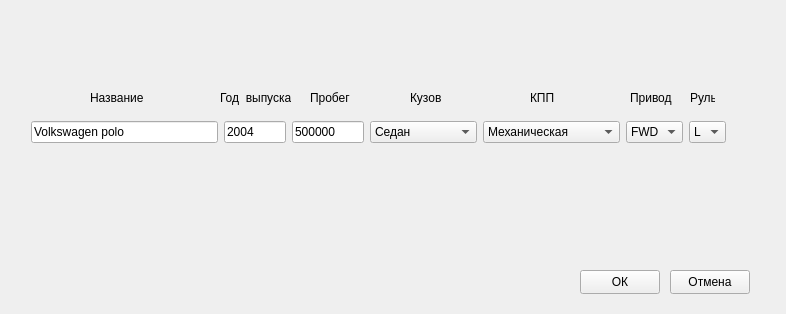
This is editform.ui in Airaat/QT_CRUD_Book as Qt 5 draws it before an edit. The edited form follows.
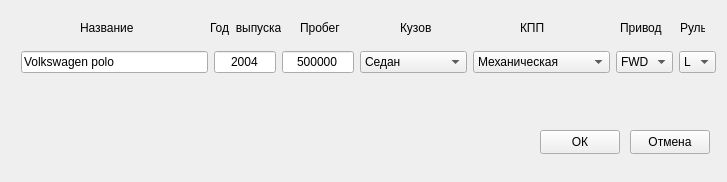
This is the edited form.

Patch:
```diff
--- a/editform.ui
+++ b/editform.ui
@@ -6,8 +6,8 @@
    <rect>
     <x>0</x>
     <y>0</y>
-    <width>786</width>
-    <height>314</height>
+    <width>727</width>
+    <height>182</height>
    </rect>
   </property>
   <property name="windowTitle">
@@ -16,8 +16,8 @@
   <widget class="QPushButton" name="btn_ok">
    <property name="geometry">
     <rect>
-     <x>580</x>
-     <y>270</y>
+     <x>540</x>
+     <y>130</y>
      <width>80</width>
      <height>24</height>
     </rect>
@@ -32,8 +32,8 @@
   <widget class="QPushButton" name="btn_cancel">
    <property name="geometry">
     <rect>
-     <x>670</x>
-     <y>270</y>
+     <x>630</x>
+     <y>130</y>
      <width>80</width>
      <height>24</height>
     </rect>
@@ -45,11 +45,11 @@
     <string>Esc</string>
    </property>
   </widget>
-  <widget class="QWidget" name="">
+  <widget class="QWidget" name="layoutWidget">
    <property name="geometry">
     <rect>
-     <x>31</x>
-     <y>119</y>
+     <x>21</x>
+     <y>49</y>
      <width>695</width>
      <height>26</height>
     </rect>
@@ -82,6 +82,9 @@
       <property name="text">
        <string>2004</string>
       </property>
+      <property name="alignment">
+       <set>Qt::AlignCenter</set>
+      </property>
      </widget>
     </item>
     <item>
@@ -92,6 +95,9 @@
       <property name="text">
        <string>500000</string>
       </property>
+      <property name="alignment">
+       <set>Qt::AlignCenter</set>
+      </property>
      </widget>
     </item>
     <item>
@@ -232,8 +238,8 @@
   <widget class="QLabel" name="name_label">
    <property name="geometry">
     <rect>
-     <x>90</x>
-     <y>90</y>
+     <x>80</x>
+     <y>20</y>
      <width>53</width>
      <height>16</height>
     </rect>
@@ -245,8 +251,8 @@
   <widget class="QLabel" name="year_label">
    <property name="geometry">
     <rect>
-     <x>220</x>
-     <y>90</y>
+     <x>210</x>
+     <y>20</y>
      <width>71</width>
      <height>16</height>
     </rect>
@@ -258,8 +264,8 @@
   <widget class="QLabel" name="mileage_label">
    <property name="geometry">
     <rect>
-     <x>310</x>
-     <y>90</y>
+     <x>300</x>
+     <y>20</y>
      <width>41</width>
      <height>16</height>
     </rect>
@@ -277,8 +283,8 @@
   <widget class="QLabel" name="gearbox_label">
    <property name="geometry">
     <rect>
-     <x>530</x>
-     <y>90</y>
+     <x>520</x>
+     <y>20</y>
      <width>25</width>
      <height>16</height>
     </rect>
@@ -290,8 +296,8 @@
   <widget class="QLabel" name="drive_label">
    <property name="geometry">
     <rect>
-     <x>630</x>
-     <y>90</y>
+     <x>620</x>
+     <y>20</y>
      <width>43</width>
      <height>16</height>
     </rect>
@@ -303,8 +309,8 @@
   <widget class="QLabel" name="body_label">
    <property name="geometry">
     <rect>
-     <x>410</x>
-     <y>90</y>
+     <x>400</x>
+     <y>20</y>
      <width>32</width>
      <height>16</height>
     </rect>
@@ -316,8 +322,8 @@
   <widget class="QLabel" name="position_label">
    <property name="geometry">
     <rect>
-     <x>690</x>
-     <y>90</y>
+     <x>680</x>
+     <y>20</y>
      <width>25</width>
      <height>16</height>
     </rect>
```
